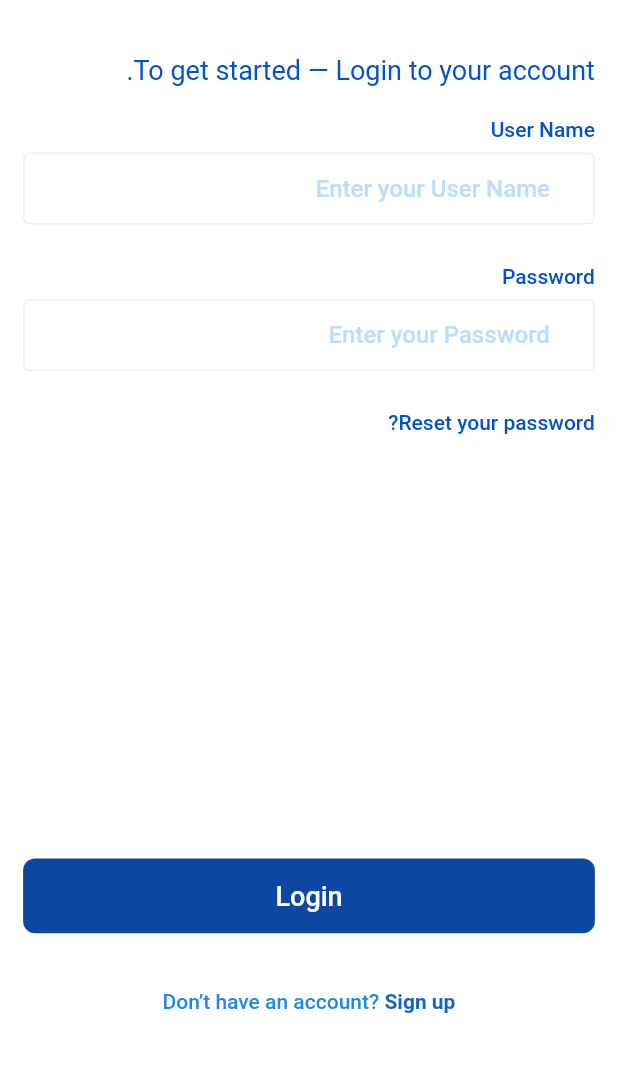
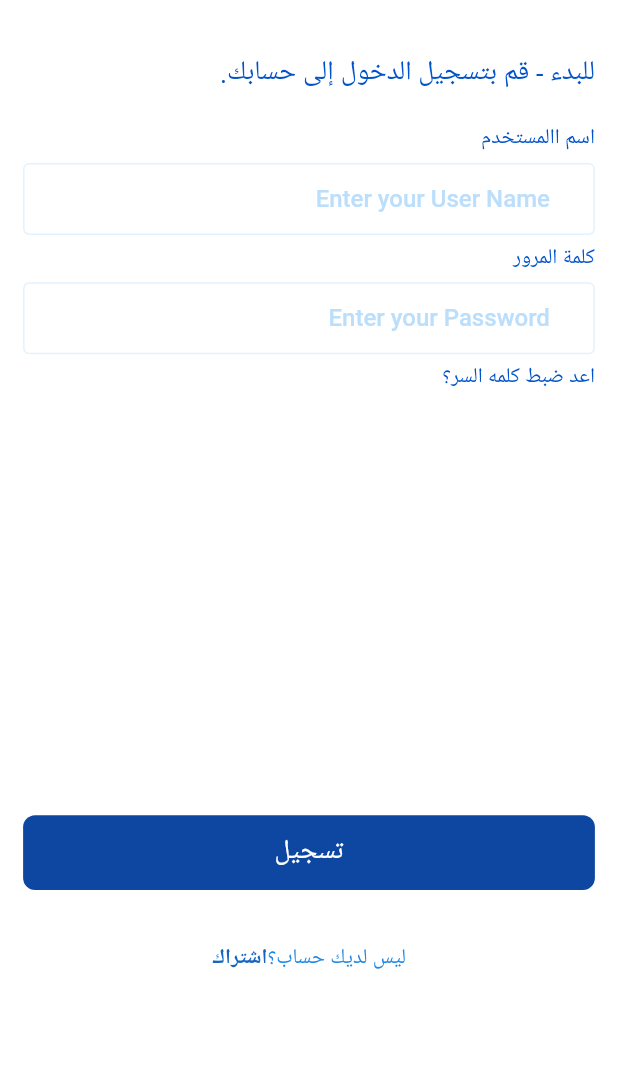
Before and after one commit to Graduation-Project-2022-Dr-Amr/Mobile_Smart-Education-System, a Flutter app: the screen it shows after launch, after a tap on the "arrow forward" icon, after a tap on "تخطي", on a phone screen of 412 x 824 dp, the part 150-1222 px from its top. Run offline on Flutter 3.47's test engine with Material 2 defaults, Android fonts, the phone set to English and light mode, and no system bars; our stand-ins replace bloc, chewie, conditional_builder_null_safety, date_picker_timeline, dio, flutter_bloc and 10 more; accounts and stored records are empty; generated files the repository leaves out were written again; network calls fail; Roboto replaces fonts that are missing (AlmaraiRegular).

Commit message:
Add Login Translation :Mahmoud

```diff
--- a/lib/Screens/Authentication/Login/login_screen.dart
+++ b/lib/Screens/Authentication/Login/login_screen.dart
@@ -1,6 +1,7 @@
 import 'package:flutter/material.dart';
 import 'package:flutter_localizations/flutter_localizations.dart';
-import 'package:flutter_gen/gen_l10n/app_localizations.dart';import 'package:flutter_bloc/flutter_bloc.dart';
+import 'package:flutter_gen/gen_l10n/app_localizations.dart';
+import 'package:flutter_bloc/flutter_bloc.dart';
 import 'package:flutter_svg/flutter_svg.dart';
 import 'package:hexcolor/hexcolor.dart';
 import 'package:smart_education/Logics/StateManagement/Bloc/auth_bloc.dart';
@@ -64,7 +65,7 @@ class LoginScreen extends StatelessWidget {
                       height: SizeConfig.getProportionateScreenHeight(40.7),
                     ),
                     Text(
-                      "To get started — Login to your account.",
+                      AppLocalizations.of(context)!.to_get_started_login_to_your_account,
                       textScaleFactor: 1.0,
                       style: TextStyle(
                         fontSize: 18,
@@ -81,7 +82,7 @@ class LoginScreen extends StatelessWidget {
                         crossAxisAlignment: CrossAxisAlignment.start,
                         children: [
                           //Email
-                          buildColumn(text: "User Name"),
+                          buildColumn(text: AppLocalizations.of(context)!.user_name),
                           InputFieldWidget(
                             controller: userNameController,
                             // onSubmit: (value) {
@@ -96,11 +97,11 @@ class LoginScreen extends StatelessWidget {
                             hint: 'Enter your User Name',
                             fieldKey: "user name",
                           ),
-                          SizedBox(
-                            height: SizeConfig.getProportionateScreenHeight(24),
-                          ),
+                          // SizedBox(
+                          //   height: SizeConfig.getProportionateScreenHeight(24),
+                          // ),
                           //Password
-                          buildColumn(text: "Password"),
+                          buildColumn(text: AppLocalizations.of(context)!.password),
                           InputFieldWidget(
                             controller: passwordController,
                             // onSubmit: (value) {
@@ -114,11 +115,11 @@ class LoginScreen extends StatelessWidget {
                             hint: 'Enter your Password',
                             fieldKey: "password",
                           ),
-                          SizedBox(
-                            height: SizeConfig.getProportionateScreenHeight(23),
-                          ),
+                          // SizedBox(
+                          //   height: SizeConfig.getProportionateScreenHeight(23),
+                          // ),
                           Text(
-                            'Reset your password?',
+                            AppLocalizations.of(context)!.reset_your_password ,
                             style: TextStyle(
                               fontSize: 14,
                               fontStyle: FontStyle.normal,
@@ -144,7 +145,7 @@ class LoginScreen extends StatelessWidget {
                             ),
                             child: MaterialButton(
                               child: Text(
-                                "Login",
+                                AppLocalizations.of(context)!.login ,
                                 style: TextStyle(
                                   color: HexColor('FFFFFF'),
                                   fontSize: 18,
@@ -177,7 +178,7 @@ class LoginScreen extends StatelessWidget {
                                 text: TextSpan(
                                   children: <TextSpan>[
                                     TextSpan(
-                                      text: 'Don’t have an account? ',
+                                      text:AppLocalizations.of(context)!.dont_have_an_account ,
                                       style: TextStyle(
                                         fontSize: 14,
                                         fontStyle: FontStyle.normal,
@@ -186,7 +187,7 @@ class LoginScreen extends StatelessWidget {
                                       ),
                                     ),
                                     TextSpan(
-                                      text: 'Sign up',
+                                      text:AppLocalizations.of(context)!.sign_up ,
                                       style: TextStyle(
                                         fontSize: 14,
                                         fontStyle: FontStyle.normal,
--- a/lib/l10n/app_ar.arb
+++ b/lib/l10n/app_ar.arb
@@ -11,7 +11,19 @@
   "no_matter_how_complex_your_course_content_is_smart_edu_is_smart_enough_to_keep_students_focused_on_what_they_have_to_do": "بغض النظر عن مدى تعقيد محتوى الدورة التدريبية، فإن Smart-edu ذكي بما يكفي لإبقاءالطلاب يركزون على ما يتعين عليهم القيام به.",
   "join_now_create_a_new_account": "انضم الآن - أنشئ حسابًا جديدًا",
   "already_have_an_account": "هل لديك حساب؟",
-  "login": "تسجيل"
+  "login": "تسجيل",
+  "to_get_started_login_to_your_account": "للبدء - قم بتسجيل الدخول إلى حسابك.",
+  "user_name": "اسم االمستخدم",
+  "password": "كلمة المرور",
+  "reset_your_password": "اعد ضبط كلمه السر؟",
+  "dont_have_an_account": "ليس لديك حساب؟",
+  "sign_up": "اشتراك"
+
+
+
+
+
+
 
 
 
--- a/lib/l10n/app_en.arb
+++ b/lib/l10n/app_en.arb
@@ -15,6 +15,12 @@
   "no_matter_how_complex_your_course_content_is_smart_edu_is_smart_enough_to_keep_students_focused_on_what_they_have_to_do": "No matter how complex your course content\\nis , Smart-edu is smart enough to keep\\nstudents focused on what they have to do.",
   "join_now_create_a_new_account": "Join Now — Create a new account",
   "already_have_an_account": "Already have an account?",
-  "login": "Login"
+  "login": "Login",
+  "to_get_started_login_to_your_account": "To get started — Login to your account.",
+  "user_name": "User Name",
+  "password": "Password",
+  "reset_your_password": "Reset your password?",
+  "dont_have_an_account": "Don’t have an account?",
+  "sign_up": "Sign up"
 
 }
```
